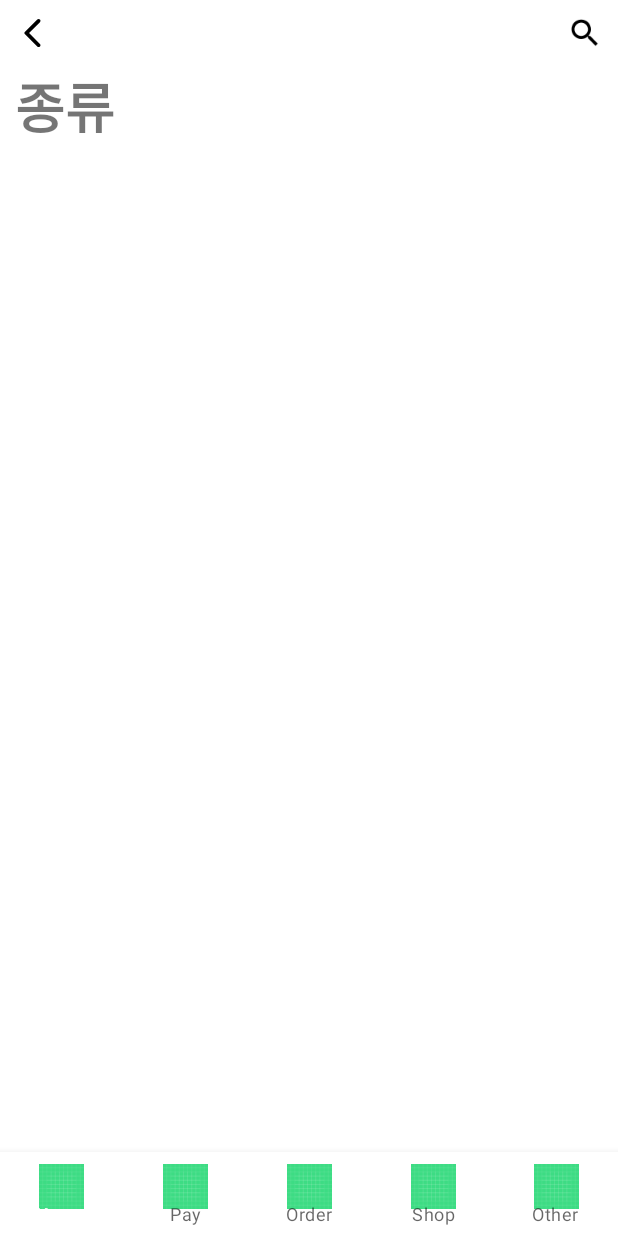
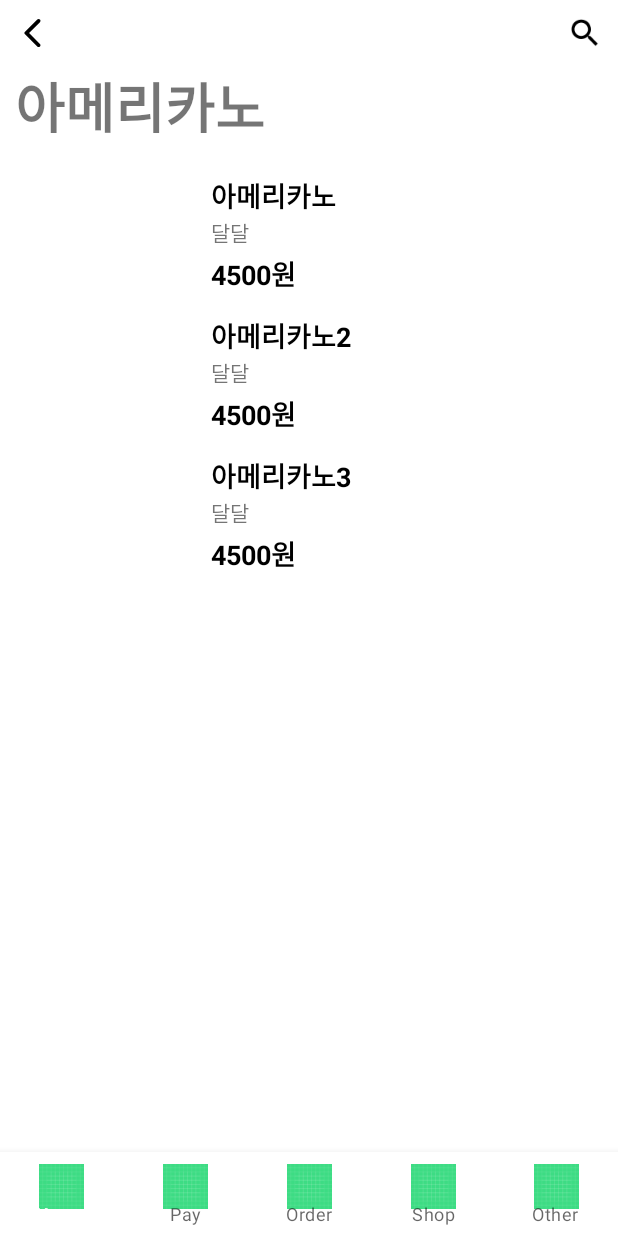
Before and after one commit to KUIT-1/KUIT_-HACKATHON_team_1_android, an Android app: the fragment SelectedMenuFragment placed in its activity, on a phone screen of 412 x 824 dp. Run offline under Robolectric (Android 15) with nearby library versions, the phone set to English and light mode, and no system bars; pictures from the network do not load.

Commit message:
fix : itemclicklistner

```diff
--- a/app/src/main/java/com/example/kuit_team1_android/NetworkModule.kt
+++ b/app/src/main/java/com/example/kuit_team1_android/NetworkModule.kt
@@ -5,7 +5,7 @@
 import retrofit2.Retrofit
 import retrofit2.converter.gson.GsonConverterFactory
 
-const val BASE_URL = "https://ebd7-2001-e60-901c-eec-e0-2d4d-40f0-6ccd.jp.ngrok.io"
+const val BASE_URL = "https://0b5b-2001-e60-901c-eec-e0-2d4d-40f0-6ccd.ngrok-free.app/"
 
 fun okHttpClient(): OkHttpClient {
     val builder = OkHttpClient.Builder()
--- a/app/src/main/java/com/example/kuit_team1_android/SelectedMenuFragment.kt
+++ b/app/src/main/java/com/example/kuit_team1_android/SelectedMenuFragment.kt
@@ -31,7 +31,7 @@
         savedInstanceState: Bundle?
     ): View? {
         binding = FragmentSelectedMenuBinding.inflate(inflater, container, false)
-//        initDummyData()
+        initDummyData()
         init()
         binding.selectedResultTitle.text = allList[0].menuName
         binding.selectedMenuBackBtn.setOnClickListener {
@@ -65,33 +65,33 @@
     }
 
 
-//
-//    private fun initDummyData() {
-//        val dummydata = HomeItem(R.drawable.americano, "아메리카노", "달달", 1,"4000")
-////        drinkList.add(dummydata)
-//
-//        allList.add(dummydata)
-//        val dummydata2 = HomeItem(R.drawable.americano, "아메리카노2", "달달", 2,"4000")
-////        foodList.add(dummydata2)
-//
-//        allList.add(dummydata2)
-//        val dummydata3 = HomeItem(R.drawable.americano, "아메리카노3", "달달", 3,"4000")
-////        productList.add(dummydata3)
-//
-//        allList.add(dummydata3)
-//
-//        for (i in 0..allList.size - 1) {
-//            if (allList[i].menuType == 1) {
-//                drinkList.add(allList[i])
-//            } else if (allList[i].menuType == 2) {
-//                foodList.add(allList[i])
-//            } else {
-//                productList.add(allList[i])
-//            }
-//        }
-//
-//
-//        starbucksMenuAdapter?.notifyDataSetChanged()
-//    }
+
+    private fun initDummyData() {
+        val dummydata = HomeItem("https://image.gsncoupon.com:34443//202301/10/20230110CP1673327352198951.jpg", "아메리카노", "달달", 1,"4000")
+//        drinkList.add(dummydata)
+
+        allList.add(dummydata)
+        val dummydata2 = HomeItem("https://image.gsncoupon.com:34443//202301/10/20230110CP1673327352198951.jpg", "아메리카노2", "달달", 2,"4000")
+//        foodList.add(dummydata2)
+
+        allList.add(dummydata2)
+        val dummydata3 = HomeItem("https://image.gsncoupon.com:34443//202301/10/20230110CP1673327352198951.jpg", "아메리카노3", "달달", 3,"4000")
+//        productList.add(dummydata3)
+
+        allList.add(dummydata3)
+
+        for (i in 0..allList.size - 1) {
+            if (allList[i].menuType == 1) {
+                drinkList.add(allList[i])
+            } else if (allList[i].menuType == 2) {
+                foodList.add(allList[i])
+            } else {
+                productList.add(allList[i])
+            }
+        }
+
+
+        starbucksMenuAdapter?.notifyDataSetChanged()
+    }
 
 }
--- a/app/src/main/java/com/example/kuit_team1_android/starbucksMenuAdapter.kt
+++ b/app/src/main/java/com/example/kuit_team1_android/starbucksMenuAdapter.kt
@@ -8,7 +8,7 @@
 
 class starbucksMenuAdapter(private val itemList: ArrayList<HomeItem>) :
     RecyclerView.Adapter<starbucksMenuAdapter.ViewHolder>() {
-    private lateinit var itemClickListener: OnItemClickListener
+    var itemClickListener: OnItemClickListener?= null
 
     interface OnItemClickListener {
         fun onItemClick(menuInfo: HomeItem)
@@ -25,7 +25,7 @@
             binding.itemStarbucksMenuDescription.text = menuInfo.menuExp
             Glide.with(binding.root).load(menuInfo.menuSrc).into(binding.itemStarbucksMenuIv3)
             binding.itemStarbucksMenuCl.setOnClickListener {
-                itemClickListener.onItemClick(menuInfo)
+                itemClickListener?.onItemClick(menuInfo)
             }
         }
     }
```
Also changed, not shown: app/src/main/java/com/example/kuit_team1_android/AllMenuFragment.kt (+42 -48 lines).
